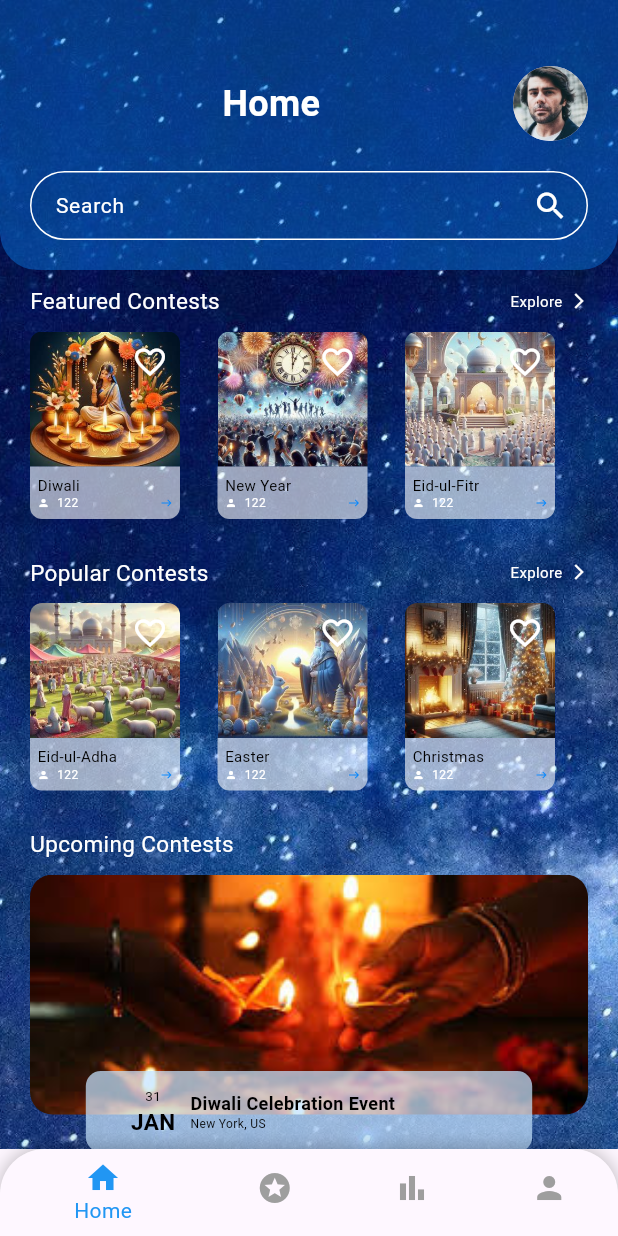
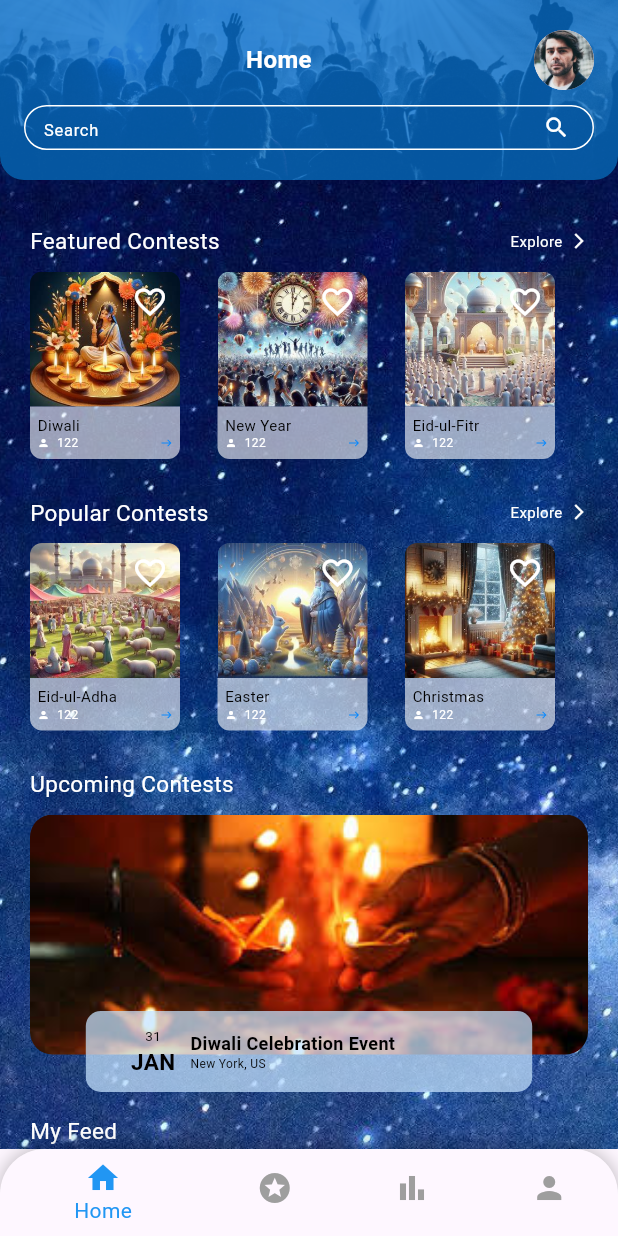
Before and after one commit to AmmaraAkbar123/Mirror-App, a Flutter app: the NavigationScreen screen opened by its route, on a phone screen of 412 x 824 dp. Run offline on Flutter 3.47's test engine with Material 3 defaults, Android fonts, the light colour scheme and no system bars; our stand-ins replace fl_chart.

Commit message:
bar and other fixes

```diff
--- a/lib/authentication/screen/login_screen.dart
+++ b/lib/authentication/screen/login_screen.dart
@@ -29,7 +29,7 @@ class _LoginScreenState extends State<LoginScreen> {
           Center(
             child: SingleChildScrollView(
               child: Padding(
-                padding: const EdgeInsets.symmetric(horizontal: 32.0),
+                padding: const EdgeInsets.symmetric(horizontal: 12.0),
                 child: Container(
                   padding: const EdgeInsets.all(16.0),
                   decoration: BoxDecoration(
--- a/lib/authentication/screen/widgets/custom_textfield.dart
+++ b/lib/authentication/screen/widgets/custom_textfield.dart
@@ -52,41 +52,3 @@ class CustomTextField extends StatelessWidget {
     );
   }
 }
-
-class CustomSearchField extends StatelessWidget {
-  final String hinttext;
-  final IconData icon;
-  final double? width;
-  final double? height;
-  const CustomSearchField(
-      {super.key,
-      this.width,
-      this.height,
-      required this.icon,
-      required this.hinttext});
-
-  @override
-  Widget build(BuildContext context) {
-    return Container(
-      width: width ?? 328, // Default width is 328 if not provided
-      height: height ?? 46, // Default height is 46 if not provided
-
-      decoration: BoxDecoration(
-        borderRadius: const BorderRadius.all(
-          Radius.circular(37),
-        ),
-        border: Border.all(width: 1, color: Colors.white),
-      ),
-      child: TextField(
-        decoration: InputDecoration(
-            hintText: hinttext,
-            hintStyle: const TextStyle(color: Colors.white, fontSize: 14),
-            filled: true,
-            fillColor: Colors.transparent,
-            border: InputBorder.none,
-            suffixIcon: Icon(icon, color: Colors.white)),
-        style: const TextStyle(color: Colors.white),
-      ),
-    );
-  }
-}
--- a/lib/model/event_model.dart
+++ b/lib/model/event_model.dart
@@ -1,4 +1,3 @@
-import 'package:mirror/view/screen/contest_screen.dart';
 
 class EventModel {
   final String imagePath;
--- a/lib/view/screen/contest_screen.dart
+++ b/lib/view/screen/contest_screen.dart
@@ -19,6 +19,7 @@ class ContestScreen extends StatelessWidget {
           const TextandImageBar(
             title: 'Explore',
             image: 'assets/images/boy.png',
+            backgroundImage: 'assets/images/bar.jpg',
             icon: Icons.arrow_back_ios_new,
           ),
           Positioned(
--- a/lib/view/screen/home_screen.dart
+++ b/lib/view/screen/home_screen.dart
@@ -1,5 +1,4 @@
 import 'package:flutter/material.dart';
-import 'package:mirror/view/screen/event_des_screen.dart';
 import 'package:mirror/view/screen/upcoming_events_screen.dart';
 import 'package:mirror/view/screen/widgets/event_card.dart';
 import 'package:mirror/view/screen/widgets/feed_section.dart';
@@ -20,9 +19,10 @@ class HomeScreen extends StatelessWidget {
           const TextandImageBar(
             title: 'Home',
             image: 'assets/images/boy.png',
+            backgroundImage: 'assets/images/bar.jpg',
           ),
           Positioned(
-            top: 190,
+            top: 150,
             left: 20,
             right: 20,
             bottom: 0,
@@ -36,9 +36,7 @@ class HomeScreen extends StatelessWidget {
                   const SizedBox(height: 10),
                   _buildHorizontalScrollSection([
                     GestureDetector(
-                      onTap: () => Navigator.of(context).push(MaterialPageRoute(
-                        builder: (context) => const EventDesScreen(),
-                      )),
+                     onTap: () => Navigator.of(context).pushNamed('/event'),
                       child: const EventCard(
                         imagePath: 'assets/images/diwali.jpeg',
                         eventName: 'Diwali',
@@ -94,17 +92,23 @@ class HomeScreen extends StatelessWidget {
                       MaterialPageRoute(
                           builder: (context) => UpcomingEventsScreen()),
                     ),
+                    child: GestureDetector(
+                      onTap: () => Navigator.of(context).pushNamed('/upcomingevent'),
                       child: SectionHeader(
                         title: "Upcoming Contests",
                       ),
                     ),
+                  ),
                   const SizedBox(height: 10),
-                  UpcomingContestCard(
+                  GestureDetector(
+                    onTap: () => Navigator.of(context).pushNamed('/upcomingevent'),
+                    child: UpcomingContestCard(
                       eventName: 'Diwali Celebration Event',
                       day: 'JAN',
                       date: '31',
                       location: 'New York, US',
                       imagePath: 'assets/images/upcoming.jpeg',
+                    ),
                   ),
                   const SizedBox(height: 40),
                   const Row(
--- a/lib/view/screen/main_profile_screen.dart
+++ b/lib/view/screen/main_profile_screen.dart
@@ -1,5 +1,6 @@
 import 'package:flutter/material.dart';
 import 'package:mirror/view/screen/widgets/content_box.dart';
+import 'package:mirror/view/screen/widgets/custom_fab.dart';
 import 'package:mirror/view/screen/widgets/custom_title_appbar.dart';
 import 'package:mirror/view/screen/widgets/king_text_container.dart';
 import 'package:mirror/view/screen/widgets/shake_king_container.dart';
@@ -354,12 +355,13 @@ class MainProfileScreen extends StatelessWidget {
                 SizedBox(
                   height: 10,
                 ),
-                //////
               ],
             ),
           ),
+          CustomFab(),
         ],
       ),
+
     );
   }
 }
--- a/lib/view/screen/navigation_screen.dart
+++ b/lib/view/screen/navigation_screen.dart
@@ -1,6 +1,6 @@
 import 'package:flutter/material.dart';
 import 'package:mirror/view/screen/event_des_screen.dart';
-import 'package:mirror/view/screen/profile_screen.dart';
+import 'package:mirror/view/screen/main_profile_screen.dart';
 import 'package:mirror/view/screen/contest_screen.dart';
 import 'package:mirror/view/screen/home_screen.dart';
 
@@ -17,7 +17,7 @@ class _NavigationScreenState extends State<NavigationScreen> {
     const HomeScreen(),
     const ContestScreen(),
     const EventDesScreen(),
-    const ProfileScreen(),
+    const MainProfileScreen(),
   ];
 
   void _onTabTapped(int index) {
--- /dev/null
+++ b/lib/view/screen/widgets/custom_search_field.dart
@@ -0,0 +1,48 @@
+import 'package:flutter/material.dart';
+
+class CustomSearchField extends StatelessWidget {
+  final String hinttext;
+  final IconData icon;
+  final double? width;
+  final double? height;
+
+  const CustomSearchField({
+    super.key,
+    this.width,
+    this.height,
+    required this.icon,
+    required this.hinttext,
+  });
+
+  @override
+  Widget build(BuildContext context) {
+    return Container(
+      width: width ?? 328,
+      height: height ?? 30,
+      decoration: BoxDecoration(
+        borderRadius: const BorderRadius.all(
+          Radius.circular(20),
+        ),
+        border: Border.all(width: 1, color: Colors.white),
+      ),
+      child: TextField(
+        textAlignVertical: TextAlignVertical.center,
+        decoration: InputDecoration(
+          hintText: hinttext,
+          hintStyle: const TextStyle(
+            color: Colors.white,
+            fontSize: 11,
+            fontWeight: FontWeight.w400,
+          ),
+          filled: true,
+          fillColor: Colors.transparent,
+          border: InputBorder.none,
+          isDense: true, // Ensures minimal vertical padding
+          contentPadding: EdgeInsets.symmetric(vertical: 0, horizontal: 8), // Adjusts the padding to center the text vertically
+          suffixIcon: Icon(icon, color: Colors.white),
+        ),
+        style: const TextStyle(color: Colors.white),
+      ),
+    );
+  }
+}
--- a/lib/view/screen/widgets/text_image_bar.dart
+++ b/lib/view/screen/widgets/text_image_bar.dart
@@ -1,15 +1,19 @@
+// ignore_for_file: public_member_api_docs, sort_constructors_first
 import 'package:flutter/material.dart';
-import 'package:mirror/authentication/screen/widgets/custom_textfield.dart';
+
+import 'package:mirror/view/screen/widgets/custom_search_field.dart';
 
 class TextandImageBar extends StatelessWidget {
   final String title;
   final String image;
+  final String backgroundImage;
   final IconData? icon;
 
   const TextandImageBar({
     super.key,
     required this.title,
     required this.image,
+    required this.backgroundImage,
     this.icon,
   });
 
@@ -19,40 +23,60 @@ class TextandImageBar extends StatelessWidget {
       top: 0,
       left: 0,
       right: 0,
-      child: Container(
-        height: 180,
+      child: Stack(
+        children: [
+          // Background Image
+          Container(
+            height: 120,
             decoration: BoxDecoration(
-          color: const Color.fromARGB(0xA1, 0x08, 0x88, 0xFD).withOpacity(0.4),
-          borderRadius: const BorderRadius.only(
-            bottomLeft: Radius.circular(25),
-            bottomRight: Radius.circular(25),
+              image: DecorationImage(
+                image: AssetImage(backgroundImage),
+                fit: BoxFit.cover,
+                colorFilter: ColorFilter.mode(
+                  Colors.black.withOpacity(0.3), // Adjust the transparency
+                  BlendMode.darken, // Apply a color hue
                 ),
               ),
-        padding: const EdgeInsets.all(20.0),
+              borderRadius: const BorderRadius.only(
+                bottomLeft: Radius.circular(16),
+                bottomRight: Radius.circular(16),
+              ),
+            ),
+          ),
+          // Foreground content
+          Container(
+            height: 120,
+            decoration: BoxDecoration(
+              color: Color(0xA00888FD).withOpacity(0.63),
+              borderRadius: const BorderRadius.only(
+                bottomLeft: Radius.circular(16),
+                bottomRight: Radius.circular(16),
+              ),
+            ),
+            padding: const EdgeInsets.all(16.0),
             child: Column(
-          mainAxisAlignment: MainAxisAlignment.end,
+              mainAxisAlignment: MainAxisAlignment.center,
               children: [
                 Row(
                   children: [
-                Visibility(
-                  visible: icon != null,
-                  child: Container(
-                    height: 25,
-                    width: 25,
+                    if (icon != null)
+                      Container(
+                        height: 22,
+                        width: 22,
                         decoration: BoxDecoration(
                           borderRadius: BorderRadius.circular(100),
-                        border: Border.all(color: Colors.white)),
+                          border: Border.all(color: Colors.white),
+                        ),
                         child: IconButton(
                           padding: EdgeInsets.zero,
                           icon: const Icon(
                             Icons.arrow_back_ios_new,
                             color: Colors.white,
-                        size: 12,
+                            size: 10,
                           ),
                           onPressed: () {
                             Navigator.pop(context);
                           },
-                    ),
                         ),
                       ),
                     Expanded(
@@ -61,24 +85,20 @@ class TextandImageBar extends StatelessWidget {
                           title,
                           style: const TextStyle(
                             color: Colors.white,
-                        fontSize: 24,
-                        fontWeight: FontWeight.bold,
+                            fontSize: 16,
+                            fontWeight: FontWeight.w700,
                           ),
                           textAlign: TextAlign.center,
                         ),
                       ),
                     ),
-                Positioned(
-                  top: 50,
-                  right: 20,
-                  child: CircleAvatar(
-                    radius: 25,
+                    CircleAvatar(
+                      radius: 20,
                       backgroundImage: AssetImage(image),
-                  ),
                     ),
                   ],
                 ),
-            const SizedBox(height: 20),
+                const SizedBox(height: 10),
                 const CustomSearchField(
                   width: double.infinity,
                   icon: Icons.search,
@@ -87,6 +107,8 @@ class TextandImageBar extends StatelessWidget {
               ],
             ),
           ),
+        ],
+      ),
     );
   }
 }
```
Also changed, not shown: lib/authentication/screen/signup_screen.dart (+4 -7 lines), lib/main.dart (+8 -0 lines), lib/view/screen/widgets/custom_appbar.dart (+50 -50 lines), assets/images/bar.jpg (added). Lines whose indentation alone changed are shown as unchanged.
